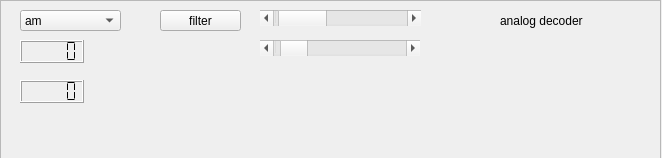
Old version of the form swreceiver/plugins/decoders/analog-decoder/widget.ui in the repository JvanKatwijk/sdr-j-sw.
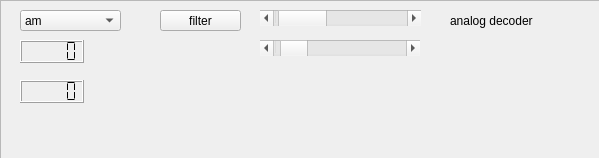
New version of the form.

What changed in the file:
```diff
--- a/swreceiver/plugins/decoders/analog-decoder/widget.ui
+++ b/swreceiver/plugins/decoders/analog-decoder/widget.ui
@@ -6,7 +6,7 @@
    <rect>
     <x>0</x>
     <y>0</y>
-    <width>662</width>
+    <width>599</width>
     <height>158</height>
    </rect>
   </property>
@@ -170,7 +170,7 @@
    <widget class="QLabel" name="label">
     <property name="geometry">
      <rect>
-      <x>500</x>
+      <x>450</x>
       <y>10</y>
       <width>111</width>
       <height>21</height>
```
